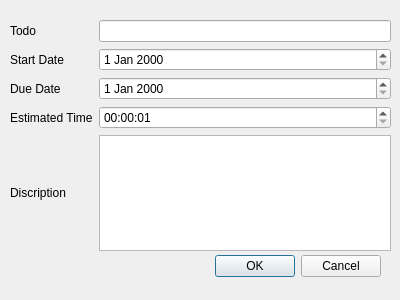
Old version of the form SouceCode/Calcuwork/dialog.ui in the repository lolobilibili/Calculator.
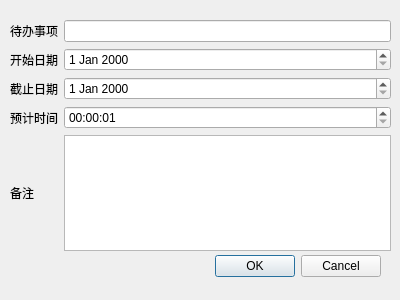
New version of the form.

```diff
--- a/SouceCode/Calcuwork/dialog.ui
+++ b/SouceCode/Calcuwork/dialog.ui
@@ -42,7 +42,7 @@
     <item row="3" column="0">
      <widget class="QLabel" name="label">
       <property name="text">
-       <string>Estimated Time</string>
+       <string>预计时间</string>
       </property>
      </widget>
     </item>
@@ -76,21 +76,21 @@
     <item row="2" column="0">
      <widget class="QLabel" name="duetime">
       <property name="text">
-       <string>Due Date</string>
+       <string>截止日期</string>
       </property>
      </widget>
     </item>
     <item row="4" column="0">
      <widget class="QLabel" name="discription">
       <property name="text">
-       <string>Discription</string>
+       <string>备注</string>
       </property>
      </widget>
     </item>
     <item row="0" column="0">
      <widget class="QLabel" name="Content">
       <property name="text">
-       <string>Todo</string>
+       <string>待办事项</string>
       </property>
      </widget>
     </item>
@@ -107,7 +107,7 @@
     <item row="1" column="0">
      <widget class="QLabel" name="label_2">
       <property name="text">
-       <string>Start Date</string>
+       <string>开始日期</string>
       </property>
      </widget>
     </item>
```
